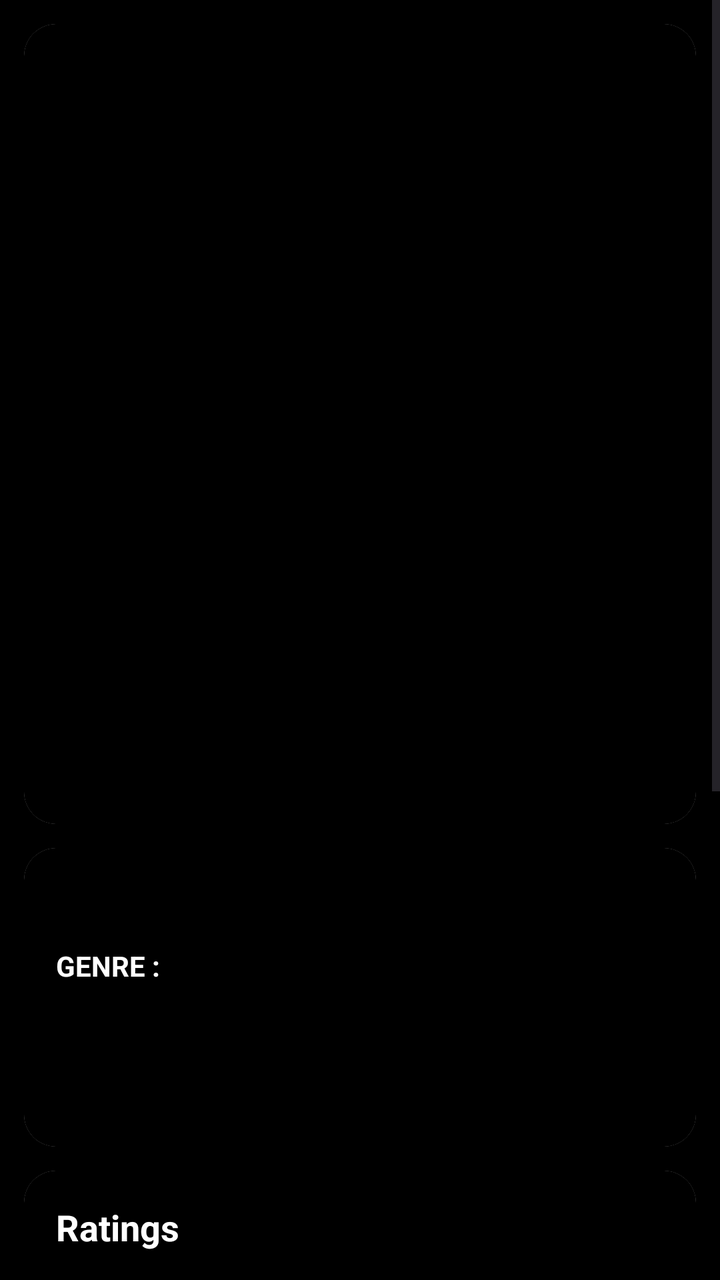
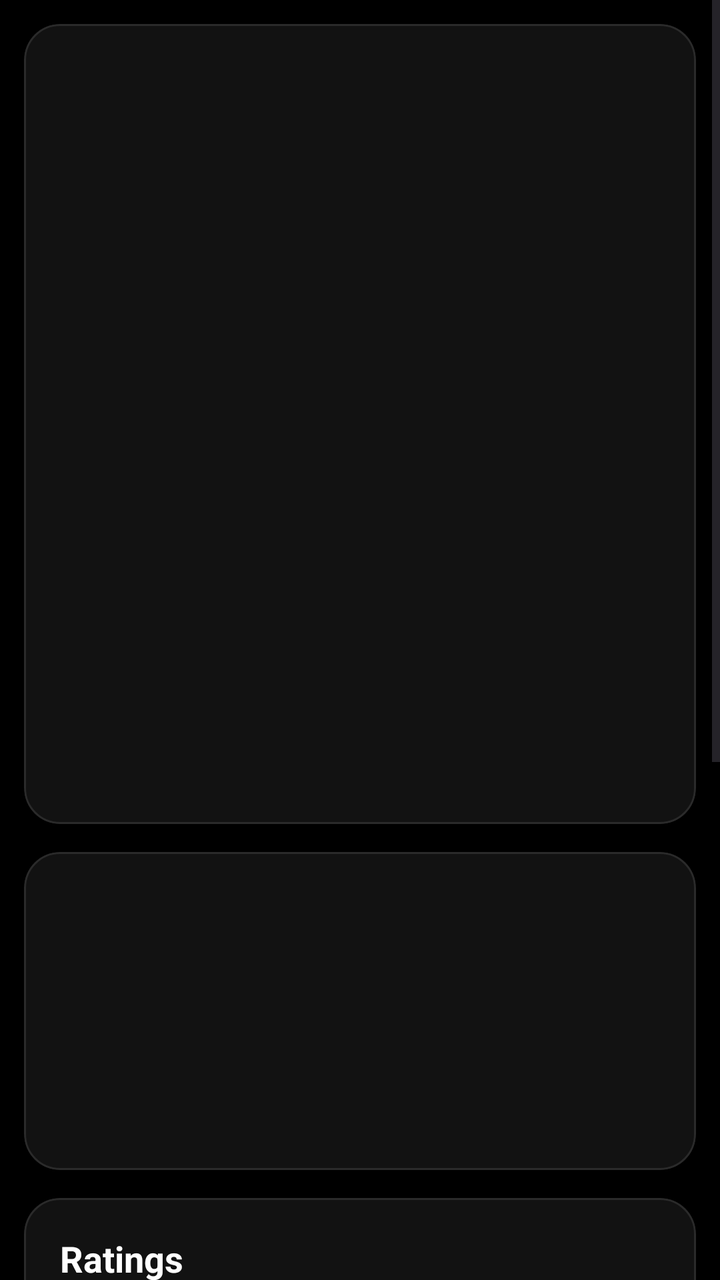

Two renders of the same Android screen: before a commit and after it. Below are the layout's source before the change and the commit's diff.
<!-- AndroidManifest.xml: application theme Theme.Material3.DayNight.NoActionBar -->
<!-- res/layout/detailed_screen.xml -->
<?xml version="1.0" encoding="utf-8"?>
<ScrollView xmlns:android="http://schemas.android.com/apk/res/android"
    xmlns:app="http://schemas.android.com/apk/res-auto"
    android:layout_width="match_parent"
    android:layout_height="match_parent"
    android:background="@color/black">

    <LinearLayout
        android:layout_width="match_parent"
        android:layout_height="wrap_content"
        android:orientation="vertical"
        android:padding="12dp">


        <androidx.cardview.widget.CardView
            android:layout_width="match_parent"
            android:layout_height="wrap_content"
            android:background="@color/black"
            android:layout_marginBottom="12dp"
            app:cardCornerRadius="16dp"
            app:cardElevation="6dp">

            <ImageView
                android:id="@+id/imgPoster"
                android:background="@color/black"
                android:layout_width="match_parent"
                android:layout_height="400dp"
                android:scaleType="centerCrop" />

           <ProgressBar
               android:id="@+id/detailScreenProgressBar"
               android:layout_width="wrap_content"
               android:layout_height="wrap_content"
               android:visibility="gone"/>
        </androidx.cardview.widget.CardView>


        <androidx.cardview.widget.CardView
            android:layout_width="match_parent"
            android:layout_height="wrap_content"
            android:layout_marginBottom="12dp"
            app:cardCornerRadius="16dp"
            app:cardElevation="6dp">

            <LinearLayout
                android:layout_width="match_parent"
                android:layout_height="wrap_content"
                android:orientation="vertical"
                android:background="@color/black"
                android:padding="16dp">

                <TextView
                    android:id="@+id/tvTitle"
                    android:layout_width="match_parent"
                    android:layout_height="wrap_content"
                    android:textSize="22sp"
                    android:textStyle="bold"
                    android:textColor="@color/white" />

                <TextView
                    android:id="@+id/tvGenre"
                    android:layout_width="match_parent"
                    android:text="GENRE :"
                    android:textStyle="bold"
                    android:textSize="14sp"
                    android:layout_height="wrap_content"
                    android:textColor="@color/white"
                    android:layout_marginTop="4dp" />

                <TextView
                    android:id="@+id/tvYear"
                    android:layout_width="match_parent"
                    android:textColor="@color/white"
                    android:layout_height="wrap_content"
                    android:layout_marginTop="8dp" />

                <TextView
                    android:id="@+id/tvRuntime"
                    android:layout_width="match_parent"
                    android:textColor="@color/white"
                    android:layout_height="wrap_content" />

                <TextView
                    android:id="@+id/tvReleased"
                    android:textColor="@color/white"
                    android:layout_width="match_parent"
                    android:layout_height="wrap_content" />

            </LinearLayout>
        </androidx.cardview.widget.CardView>


        <androidx.cardview.widget.CardView
            android:layout_width="match_parent"
            android:layout_height="wrap_content"
            android:layout_marginBottom="12dp"
            app:cardCornerRadius="16dp"
            android:background="@color/black"
            app:cardElevation="6dp">

            <LinearLayout
                android:layout_width="match_parent"
                android:layout_height="wrap_content"
                android:orientation="vertical"
                android:background="@color/black"
                android:padding="16dp">

                <TextView
                    android:layout_width="match_parent"
                    android:layout_height="wrap_content"
                    android:text="Ratings"
                    android:textStyle="bold"
                    android:textColor="@color/white"
                    android:textSize="18sp" />

                <TextView
                    android:id="@+id/tvImdbRating"
                    android:layout_width="match_parent"
                    android:textColor="@color/white"
                    android:layout_height="wrap_content"
                    android:layout_marginTop="8dp" />

                <TextView
                    android:id="@+id/tvImdbVotes"
                    android:textColor="@color/white"
                    android:layout_width="match_parent"
                    android:layout_height="wrap_content" />

            </LinearLayout>
        </androidx.cardview.widget.CardView>


        <androidx.cardview.widget.CardView
            android:layout_width="match_parent"
            android:layout_height="wrap_content"
            android:layout_marginBottom="12dp"
            app:cardCornerRadius="16dp"
            app:cardElevation="6dp">

            <LinearLayout
                android:layout_width="match_parent"
                android:layout_height="wrap_content"
                android:background="@color/black"
                android:orientation="vertical"
                android:padding="16dp">

                <TextView
                    android:layout_width="match_parent"
                    android:layout_height="wrap_content"
                    android:text="Plot"
                    android:textColor="@color/white"
                    android:textStyle="bold"
                    android:textSize="18sp" />

                <TextView
                    android:id="@+id/tvPlot"
                    android:textColor="@color/white"
                    android:layout_width="match_parent"
                    android:layout_height="wrap_content"
                    android:layout_marginTop="8dp" />

            </LinearLayout>
        </androidx.cardview.widget.CardView>


        <androidx.cardview.widget.CardView
            android:layout_width="match_parent"
            android:layout_height="wrap_content"
            android:layout_marginBottom="12dp"
            app:cardCornerRadius="16dp"
            app:cardElevation="6dp">

            <LinearLayout
                android:layout_width="match_parent"
                android:layout_height="wrap_content"
                android:background="@color/black"
                android:orientation="vertical"
                android:padding="16dp">


                <TextView
                    android:id="@+id/tvDirector"
                    android:textColor="@color/white"

                    android:textStyle="bold"
                    android:layout_width="match_parent"
                    android:layout_height="wrap_content" />

                <TextView
                    android:id="@+id/tvWriter"
                    android:textColor="@color/white"
                    android:textStyle="bold"
                    android:layout_width="match_parent"
                    android:layout_height="wrap_content" />

                <TextView
                    android:id="@+id/tvActors"
                    android:textStyle="bold"
                    android:textColor="@color/white"
                    android:layout_width="match_parent"
                    android:layout_height="wrap_content" />

            </LinearLayout>
        </androidx.cardview.widget.CardView>


        <androidx.cardview.widget.CardView
            android:layout_width="match_parent"
            android:layout_height="wrap_content"
            app:cardCornerRadius="16dp"
            app:cardElevation="6dp">

            <LinearLayout
                android:layout_width="match_parent"
                android:layout_height="wrap_content"
                android:orientation="vertical"
                android:background="@color/black"
                android:padding="16dp">

                <TextView
                    android:id="@+id/tvLanguage"
                    android:textStyle="bold"
                    android:textColor="@color/white"
                    android:layout_width="match_parent"
                    android:layout_height="wrap_content" />

                <TextView
                    android:id="@+id/tvCountry"
                    android:textStyle="bold"
                    android:textColor="@color/white"
                    android:layout_width="match_parent"
                    android:layout_height="wrap_content" />

                <TextView
                    android:id="@+id/tvAwards"
                    android:textStyle="bold"
                    android:textColor="@color/white"
                    android:layout_width="match_parent"
                    android:layout_height="wrap_content" />

                <TextView
                    android:id="@+id/tvBoxOffice"
                    android:textStyle="bold"
                    android:textColor="@color/white"
                    android:layout_width="match_parent"
                    android:layout_height="wrap_content" />

                <TextView
                    android:id="@+id/tvProduction"
                    android:textColor="@color/white"
                    android:layout_width="match_parent"
                    android:layout_height="wrap_content" />

            </LinearLayout>
        </androidx.cardview.widget.CardView>

    </LinearLayout>
</ScrollView>
<!-- resources referenced by this layout -->
<resources>
  <color name="black">#FF000000</color>
  <color name="white">#FFFFFFFF</color>
</resources>

<!-- the commit's change to res/layout/detailed_screen.xml (unified diff, before → after) -->
@@ -1,4 +1,3 @@
-<?xml version="1.0" encoding="utf-8"?>
 <ScrollView xmlns:android="http://schemas.android.com/apk/res/android"
     xmlns:app="http://schemas.android.com/apk/res-auto"
     android:layout_width="match_parent"
@@ -12,247 +11,272 @@
         android:padding="12dp">
 
 
-        <androidx.cardview.widget.CardView
-            android:layout_width="match_parent"
-            android:layout_height="wrap_content"
-            android:background="@color/black"
-            android:layout_marginBottom="12dp"
-            app:cardCornerRadius="16dp"
-            app:cardElevation="6dp">
-
-            <ImageView
-                android:id="@+id/imgPoster"
-                android:background="@color/black"
-                android:layout_width="match_parent"
-                android:layout_height="400dp"
-                android:scaleType="centerCrop" />
-
-           <ProgressBar
-               android:id="@+id/detailScreenProgressBar"
-               android:layout_width="wrap_content"
-               android:layout_height="wrap_content"
-               android:visibility="gone"/>
-        </androidx.cardview.widget.CardView>
-
-
-        <androidx.cardview.widget.CardView
-            android:layout_width="match_parent"
-            android:layout_height="wrap_content"
-            android:layout_marginBottom="12dp"
-            app:cardCornerRadius="16dp"
-            app:cardElevation="6dp">
-
-            <LinearLayout
-                android:layout_width="match_parent"
-                android:layout_height="wrap_content"
-                android:orientation="vertical"
-                android:background="@color/black"
-                android:padding="16dp">
+        <com.google.android.material.card.MaterialCardView
+            android:layout_width="match_parent"
+            android:layout_height="wrap_content"
+            android:layout_marginBottom="14dp"
+            app:cardCornerRadius="18dp"
+            app:cardElevation="8dp"
+            app:cardBackgroundColor="#121212"
+            app:strokeColor="#2A2A2A"
+            app:strokeWidth="1dp"
+            app:rippleColor="#33FFFFFF">
+
+            <FrameLayout
+                android:layout_width="match_parent"
+                android:layout_height="400dp">
+
+                <ImageView
+                    android:id="@+id/imgPoster"
+                    android:layout_width="match_parent"
+                    android:layout_height="match_parent"
+                    android:scaleType="centerCrop" />
+
+                <ProgressBar
+                    android:id="@+id/detailScreenProgressBar"
+                    android:layout_width="40dp"
+                    android:layout_height="40dp"
+                    android:layout_gravity="center"
+                    android:visibility="gone" />
+
+            </FrameLayout>
+
+        </com.google.android.material.card.MaterialCardView>
+
+
+        <com.google.android.material.card.MaterialCardView
+            android:layout_width="match_parent"
+            android:layout_height="wrap_content"
+            android:layout_marginBottom="14dp"
+            app:cardCornerRadius="18dp"
+            app:cardElevation="8dp"
+            app:cardBackgroundColor="#121212"
+            app:strokeColor="#2A2A2A"
+            app:strokeWidth="1dp"
+            app:rippleColor="#33FFFFFF">
+
+            <LinearLayout
+                android:layout_width="match_parent"
+                android:layout_height="wrap_content"
+                android:orientation="vertical"
+                android:padding="18dp">
 
                 <TextView
                     android:id="@+id/tvTitle"
                     android:layout_width="match_parent"
                     android:layout_height="wrap_content"
-                    android:textSize="22sp"
+                    android:textSize="24sp"
                     android:textStyle="bold"
                     android:textColor="@color/white" />
 
                 <TextView
                     android:id="@+id/tvGenre"
                     android:layout_width="match_parent"
-                    android:text="GENRE :"
-                    android:textStyle="bold"
-                    android:textSize="14sp"
-                    android:layout_height="wrap_content"
-                    android:textColor="@color/white"
-                    android:layout_marginTop="4dp" />
+                    android:layout_height="wrap_content"
+                    android:textSize="13sp"
+                    android:textColor="#BBBBBB"
+                    android:layout_marginTop="6dp" />
 
                 <TextView
                     android:id="@+id/tvYear"
                     android:layout_width="match_parent"
-                    android:textColor="@color/white"
-                    android:layout_height="wrap_content"
-                    android:layout_marginTop="8dp" />
+                    android:layout_height="wrap_content"
+                    android:textColor="@color/white"
+                    android:layout_marginTop="10dp" />
 
                 <TextView
                     android:id="@+id/tvRuntime"
                     android:layout_width="match_parent"
-                    android:textColor="@color/white"
-                    android:layout_height="wrap_content" />
+                    android:layout_height="wrap_content"
+                    android:textColor="@color/white" />
 
                 <TextView
                     android:id="@+id/tvReleased"
-                    android:textColor="@color/white"
-                    android:layout_width="match_parent"
-                    android:layout_height="wrap_content" />
-
-            </LinearLayout>
-        </androidx.cardview.widget.CardView>
-
-
-        <androidx.cardview.widget.CardView
-            android:layout_width="match_parent"
-            android:layout_height="wrap_content"
-            android:layout_marginBottom="12dp"
-            app:cardCornerRadius="16dp"
-            android:background="@color/black"
-            app:cardElevation="6dp">
-
-            <LinearLayout
-                android:layout_width="match_parent"
-                android:layout_height="wrap_content"
-                android:orientation="vertical"
-                android:background="@color/black"
-                android:padding="16dp">
+                    android:layout_width="match_parent"
+                    android:layout_height="wrap_content"
+                    android:textColor="@color/white" />
+
+            </LinearLayout>
+
+        </com.google.android.material.card.MaterialCardView>
+
+
+        <com.google.android.material.card.MaterialCardView
+            android:layout_width="match_parent"
+            android:layout_height="wrap_content"
+            android:layout_marginBottom="14dp"
+            app:cardCornerRadius="18dp"
+            app:cardElevation="8dp"
+            app:cardBackgroundColor="#121212"
+            app:strokeColor="#2A2A2A"
+            app:strokeWidth="1dp"
+            app:rippleColor="#33FFFFFF">
+
+            <LinearLayout
+                android:layout_width="match_parent"
+                android:layout_height="wrap_content"
+                android:orientation="vertical"
+                android:padding="18dp">
 
                 <TextView
                     android:layout_width="match_parent"
                     android:layout_height="wrap_content"
                     android:text="Ratings"
                     android:textStyle="bold"
-                    android:textColor="@color/white"
-                    android:textSize="18sp" />
+                    android:textSize="18sp"
+                    android:textColor="@color/white" />
 
                 <TextView
                     android:id="@+id/tvImdbRating"
                     android:layout_width="match_parent"
-                    android:textColor="@color/white"
-                    android:layout_height="wrap_content"
-                    android:layout_marginTop="8dp" />
+                    android:layout_height="wrap_content"
+                    android:textColor="#DDDDDD"
+                    android:layout_marginTop="10dp" />
 
                 <TextView
                     android:id="@+id/tvImdbVotes"
-                    android:textColor="@color/white"
-                    android:layout_width="match_parent"
-                    android:layout_height="wrap_content" />
-
-            </LinearLayout>
-        </androidx.cardview.widget.CardView>
-
-
-        <androidx.cardview.widget.CardView
-            android:layout_width="match_parent"
-            android:layout_height="wrap_content"
-            android:layout_marginBottom="12dp"
-            app:cardCornerRadius="16dp"
-            app:cardElevation="6dp">
-
-            <LinearLayout
-                android:layout_width="match_parent"
-                android:layout_height="wrap_content"
-                android:background="@color/black"
-                android:orientation="vertical"
-                android:padding="16dp">
+                    android:layout_width="match_parent"
+                    android:layout_height="wrap_content"
+                    android:textColor="#DDDDDD" />
+
+            </LinearLayout>
+
+        </com.google.android.material.card.MaterialCardView>
+
+
+        <com.google.android.material.card.MaterialCardView
+            android:layout_width="match_parent"
+            android:layout_height="wrap_content"
+            android:layout_marginBottom="14dp"
+            app:cardCornerRadius="18dp"
+            app:cardElevation="8dp"
+            app:cardBackgroundColor="#121212"
+            app:strokeColor="#2A2A2A"
+            app:strokeWidth="1dp"
+            app:rippleColor="#33FFFFFF">
+
+            <LinearLayout
+                android:layout_width="match_parent"
+                android:layout_height="wrap_content"
+                android:orientation="vertical"
+                android:padding="18dp">
 
                 <TextView
                     android:layout_width="match_parent"
                     android:layout_height="wrap_content"
                     android:text="Plot"
-                    android:textColor="@color/white"
                     android:textStyle="bold"
-                    android:textSize="18sp" />
+                    android:textSize="18sp"
+                    android:textColor="@color/white" />
 
                 <TextView
                     android:id="@+id/tvPlot"
-                    android:textColor="@color/white"
-                    android:layout_width="match_parent"
-                    android:layout_height="wrap_content"
-                    android:layout_marginTop="8dp" />
-
-            </LinearLayout>
-        </androidx.cardview.widget.CardView>
-
-
-        <androidx.cardview.widget.CardView
-            android:layout_width="match_parent"
-            android:layout_height="wrap_content"
-            android:layout_marginBottom="12dp"
-            app:cardCornerRadius="16dp"
-            app:cardElevation="6dp">
-
-            <LinearLayout
-                android:layout_width="match_parent"
-                android:layout_height="wrap_content"
-                android:background="@color/black"
-                android:orientation="vertical"
-                android:padding="16dp">
-
+                    android:layout_width="match_parent"
+                    android:layout_height="wrap_content"
+                    android:textColor="#DDDDDD"
+                    android:layout_marginTop="10dp" />
+
+            </LinearLayout>
+
+        </com.google.android.material.card.MaterialCardView>
+
+
+        <com.google.android.material.card.MaterialCardView
+            android:layout_width="match_parent"
+            android:layout_height="wrap_content"
+            android:layout_marginBottom="14dp"
+            app:cardCornerRadius="18dp"
+            app:cardElevation="8dp"
+            app:cardBackgroundColor="#121212"
+            app:strokeColor="#2A2A2A"
+            app:strokeWidth="1dp"
+            app:rippleColor="#33FFFFFF">
+
+            <LinearLayout
+                android:layout_width="match_parent"
+                android:layout_height="wrap_content"
+                android:orientation="vertical"
+                android:padding="18dp">
 
                 <TextView
                     android:id="@+id/tvDirector"
-                    android:textColor="@color/white"
-
-                    android:textStyle="bold"
-                    android:layout_width="match_parent"
-                    android:layout_height="wrap_content" />
+                    android:layout_width="match_parent"
+                    android:layout_height="wrap_content"
+                    android:textColor="@color/white"
+                    android:textStyle="bold" />
 
                 <TextView
                     android:id="@+id/tvWriter"
-                    android:textColor="@color/white"
-                    android:textStyle="bold"
-                    android:layout_width="match_parent"
-                    android:layout_height="wrap_content" />
+                    android:layout_width="match_parent"
+                    android:layout_height="wrap_content"
+                    android:textColor="@color/white"
+                    android:textStyle="bold" />
 
                 <TextView
                     android:id="@+id/tvActors"
-                    android:textStyle="bold"
-                    android:textColor="@color/white"
-                    android:layout_width="match_parent"
-                    android:layout_height="wrap_content" />
-
-            </LinearLayout>
-        </androidx.cardview.widget.CardView>
-
-
-        <androidx.cardview.widget.CardView
-            android:layout_width="match_parent"
-            android:layout_height="wrap_content"
-            app:cardCornerRadius="16dp"
-            app:cardElevation="6dp">
-
-            <LinearLayout
-                android:layout_width="match_parent"
-                android:layout_height="wrap_content"
-                android:orientation="vertical"
-                android:background="@color/black"
-                android:padding="16dp">
+                    android:layout_width="match_parent"
+                    android:layout_height="wrap_content"
+                    android:textColor="@color/white"
+                    android:textStyle="bold" />
+
+            </LinearLayout>
+
+        </com.google.android.material.card.MaterialCardView>
+
+
+        <com.google.android.material.card.MaterialCardView
+            android:layout_width="match_parent"
+            android:layout_height="wrap_content"
+            app:cardCornerRadius="18dp"
+            app:cardElevation="8dp"
+            app:cardBackgroundColor="#121212"
+            app:strokeColor="#2A2A2A"
+            app:strokeWidth="1dp"
+            app:rippleColor="#33FFFFFF">
+
+            <LinearLayout
+                android:layout_width="match_parent"
+                android:layout_height="wrap_content"
+                android:orientation="vertical"
+                android:padding="18dp">
 
                 <TextView
                     android:id="@+id/tvLanguage"
-                    android:textStyle="bold"
-                    android:textColor="@color/white"
-                    android:layout_width="match_parent"
-                    android:layout_height="wrap_content" />
+                    android:layout_width="match_parent"
+                    android:layout_height="wrap_content"
+                    android:textColor="@color/white"
+                    android:textStyle="bold" />
 
                 <TextView
                     android:id="@+id/tvCountry"
-                    android:textStyle="bold"
-                    android:textColor="@color/white"
-                    android:layout_width="match_parent"
-                    android:layout_height="wrap_content" />
+                    android:layout_width="match_parent"
+                    android:layout_height="wrap_content"
+                    android:textColor="@color/white"
+                    android:textStyle="bold" />
 
                 <TextView
                     android:id="@+id/tvAwards"
-                    android:textStyle="bold"
-                    android:textColor="@color/white"
-                    android:layout_width="match_parent"
-                    android:layout_height="wrap_content" />
+                    android:layout_width="match_parent"
+                    android:layout_height="wrap_content"
+                    android:textColor="@color/white"
+                    android:textStyle="bold" />
 
                 <TextView
                     android:id="@+id/tvBoxOffice"
-                    android:textStyle="bold"
-                    android:textColor="@color/white"
-                    android:layout_width="match_parent"
-                    android:layout_height="wrap_content" />
+                    android:layout_width="match_parent"
+                    android:layout_height="wrap_content"
+                    android:textColor="@color/white"
+                    android:textStyle="bold" />
 
                 <TextView
                     android:id="@+id/tvProduction"
-                    android:textColor="@color/white"
-                    android:layout_width="match_parent"
-                    android:layout_height="wrap_content" />
-
-            </LinearLayout>
-        </androidx.cardview.widget.CardView>
+                    android:layout_width="match_parent"
+                    android:layout_height="wrap_content"
+                    android:textColor="@color/white" />
+
+            </LinearLayout>
+
+        </com.google.android.material.card.MaterialCardView>
 
     </LinearLayout>
 </ScrollView>
